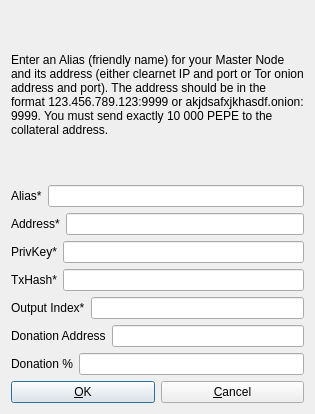
This is src/qt/forms/addeditadrenalinenode.ui in projectmemetic/pepecoin as Qt 5 draws it before an edit. The edited form follows.
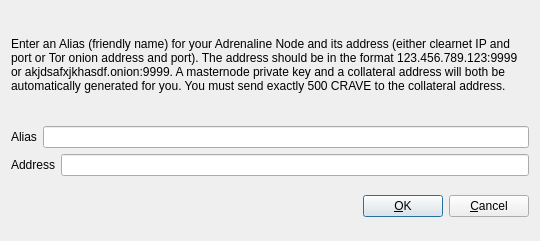
This is the edited form.

```diff
--- a/src/qt/forms/addeditadrenalinenode.ui
+++ b/src/qt/forms/addeditadrenalinenode.ui
@@ -6,8 +6,8 @@
    <rect>
     <x>0</x>
     <y>0</y>
-    <width>315</width>
-    <height>414</height>
+    <width>540</width>
+    <height>241</height>
    </rect>
   </property>
   <property name="windowTitle">
@@ -18,7 +18,15 @@
   </property>
   <layout class="QVBoxLayout" name="verticalLayout">
    <item>
-    <widget class="QLabel" name="label_9">
+    <layout class="QVBoxLayout" name="verticalLayout_2">
+     <property name="topMargin">
+      <number>0</number>
+     </property>
+     <property name="bottomMargin">
+      <number>0</number>
+     </property>
+     <item>
+      <widget class="QLabel" name="label_3">
      <property name="sizePolicy">
       <sizepolicy hsizetype="Preferred" vsizetype="Expanding">
        <horstretch>0</horstretch>
@@ -26,7 +34,7 @@
       </sizepolicy>
      </property>
      <property name="text">
-      <string>&lt;html&gt;&lt;head/&gt;&lt;body&gt;&lt;p&gt;Enter an Alias (friendly name) for your Master Node and its address (either clearnet IP and port or Tor onion address and port). The address should be in the format 123.456.789.123:9999 or akjdsafxjkhasdf.onion:9999. You must send exactly 10 000 PEPE to the collateral address.&lt;/p&gt;&lt;/body&gt;&lt;/html&gt;</string>
+        <string>&lt;html&gt;&lt;head/&gt;&lt;body&gt;&lt;p&gt;Enter an Alias (friendly name) for your Adrenaline Node and its address (either clearnet IP and port or Tor onion address and port).  The address should be in the format 123.456.789.123:9999 or akjdsafxjkhasdf.onion:9999.  A masternode private key and a collateral address will both be automatically generated for you.  You must send exactly 500 CRAVE to the collateral address.&lt;/p&gt;&lt;/body&gt;&lt;/html&gt;</string>
      </property>
      <property name="wordWrap">
       <bool>true</bool>
@@ -34,14 +42,14 @@
     </widget>
    </item>
    <item>
-    <layout class="QHBoxLayout" name="horizontalLayout_4">
+      <layout class="QHBoxLayout" name="horizontalLayout">
      <property name="bottomMargin">
       <number>0</number>
      </property>
      <item>
       <widget class="QLabel" name="label_4">
        <property name="text">
-        <string>Alias*</string>
+          <string>Alias</string>
        </property>
       </widget>
      </item>
@@ -50,40 +58,6 @@
      </item>
     </layout>
    </item>
-   <item>
-    <layout class="QHBoxLayout" name="horizontalLayout_5">
-     <property name="bottomMargin">
-      <number>0</number>
-     </property>
-     <item>
-      <widget class="QLabel" name="label_6">
-       <property name="text">
-        <string>Address*</string>
-       </property>
-      </widget>
-     </item>
-     <item>
-      <widget class="QLineEdit" name="addressLineEdit"/>
-     </item>
-    </layout>
-   </item>
-   <item>
-    <layout class="QHBoxLayout" name="horizontalLayout_3">
-     <property name="bottomMargin">
-      <number>0</number>
-     </property>
-     <item>
-      <widget class="QLabel" name="label_5">
-       <property name="text">
-        <string>PrivKey*</string>
-       </property>
-      </widget>
-     </item>
-     <item>
-      <widget class="QLineEdit" name="privkeyLineEdit"/>
-     </item>
-    </layout>
-   </item>
    <item>
     <layout class="QHBoxLayout" name="horizontalLayout_2">
      <property name="bottomMargin">
@@ -92,68 +66,71 @@
      <item>
       <widget class="QLabel" name="label_2">
        <property name="text">
-        <string>TxHash*</string>
+          <string>Address</string>
        </property>
       </widget>
      </item>
      <item>
-      <widget class="QLineEdit" name="txhashLineEdit"/>
+        <widget class="QLineEdit" name="addressLineEdit"/>
      </item>
     </layout>
    </item>
    <item>
-    <layout class="QHBoxLayout" name="horizontalLayout_8">
+      <layout class="QHBoxLayout" name="horizontalLayout_3">
      <property name="bottomMargin">
       <number>0</number>
      </property>
-     <item>
-      <widget class="QLabel" name="label_8">
-       <property name="text">
-        <string>Output Index*</string>
-       </property>
-      </widget>
-     </item>
-     <item>
-      <widget class="QLineEdit" name="outputindexLineEdit"/>
-     </item>
-    </layout>
-   </item>
-   <item>
-    <layout class="QHBoxLayout" name="horizontalLayout_6">
-     <property name="bottomMargin">
-      <number>0</number>
-     </property>
-     <item>
-      <widget class="QLabel" name="label_3">
-       <property name="text">
-        <string>Donation Address</string>
-       </property>
-      </widget>
-     </item>
-     <item>
-      <widget class="QLineEdit" name="donationaddressLineEdit"/>
-     </item>
-    </layout>
-   </item>
-   <item>
-    <layout class="QHBoxLayout" name="horizontalLayout_7">
-     <property name="bottomMargin">
-      <number>0</number>
-     </property>
-     <item>
-      <widget class="QLabel" name="label_7">
-       <property name="text">
-        <string>Donation %</string>
-       </property>
-      </widget>
-     </item>
-     <item>
-      <widget class="QLineEdit" name="donationpercentageLineEdit"/>
+      </layout>
      </item>
     </layout>
    </item>
    <item>
     <layout class="QHBoxLayout" name="horizontalLayout_Buttons">
+     <item>
+      <spacer name="horizontalSpacer_1">
+       <property name="orientation">
+        <enum>Qt::Horizontal</enum>
+       </property>
+       <property name="sizeHint" stdset="0">
+        <size>
+         <width>40</width>
+         <height>48</height>
+        </size>
+       </property>
+      </spacer>
+     </item>
+     <item>
+      <widget class="QLabel" name="statusLabel">
+       <property name="font">
+        <font>
+         <weight>75</weight>
+         <bold>true</bold>
+        </font>
+       </property>
+       <property name="text">
+        <string/>
+       </property>
+       <property name="textFormat">
+        <enum>Qt::PlainText</enum>
+       </property>
+       <property name="wordWrap">
+        <bool>true</bool>
+       </property>
+      </widget>
+     </item>
+     <item>
+      <spacer name="horizontalSpacer_2">
+       <property name="orientation">
+        <enum>Qt::Horizontal</enum>
+       </property>
+       <property name="sizeHint" stdset="0">
+        <size>
+         <width>40</width>
+         <height>48</height>
+        </size>
+       </property>
+      </spacer>
+     </item>
      <item>
       <widget class="QPushButton" name="okButton">
        <property name="text">
```
Left out of the diff: 4 changed lines with no effect on the pictures. Lines whose indentation alone changed are shown as unchanged.
